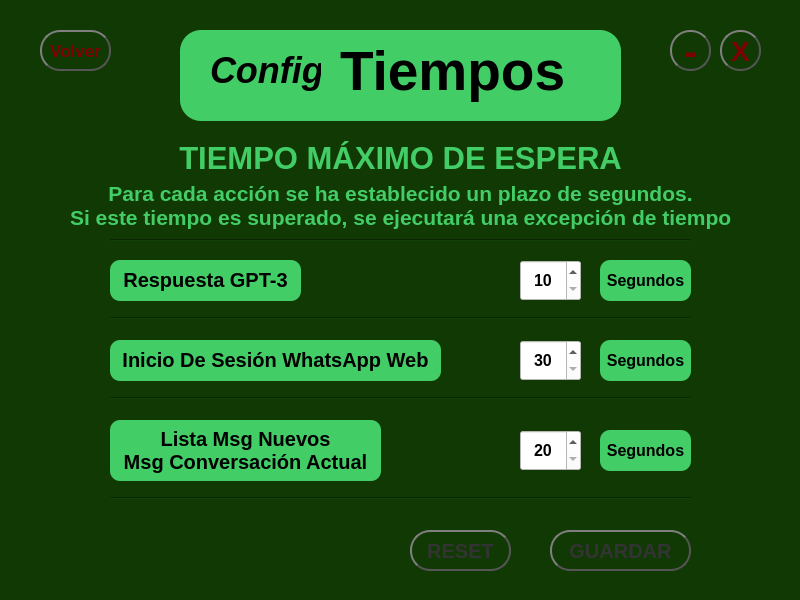
Before: the Qt Designer form ui/config_tiempos.ui in SASOFTCO/ChatBot_WhatsApp, drawn with Qt 5.
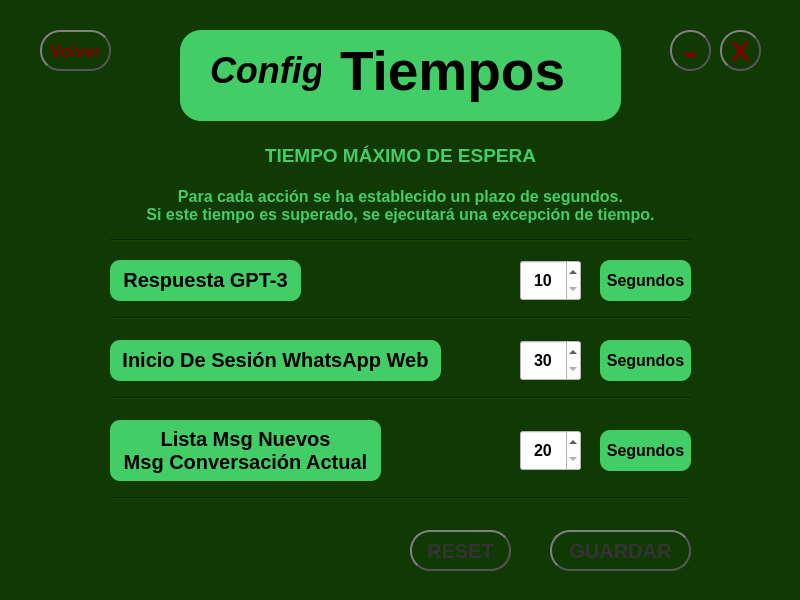
After: the same form once the commit is applied.

What changed in the file:
```diff
--- a/ui/config_tiempos.ui
+++ b/ui/config_tiempos.ui
@@ -114,7 +114,7 @@
     </property>
     <property name="font">
      <font>
-      <pointsize>23</pointsize>
+      <pointsize>14</pointsize>
       <weight>75</weight>
       <italic>false</italic>
       <bold>true</bold>
@@ -705,7 +705,7 @@
     </property>
     <property name="font">
      <font>
-      <pointsize>16</pointsize>
+      <pointsize>12</pointsize>
       <weight>75</weight>
       <italic>false</italic>
       <bold>true</bold>
```
